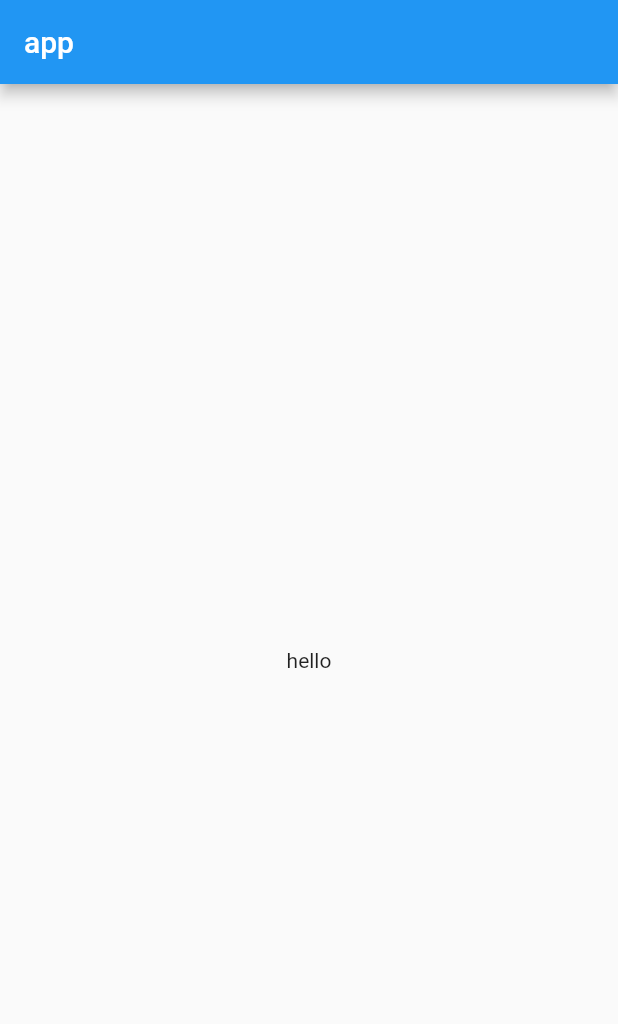
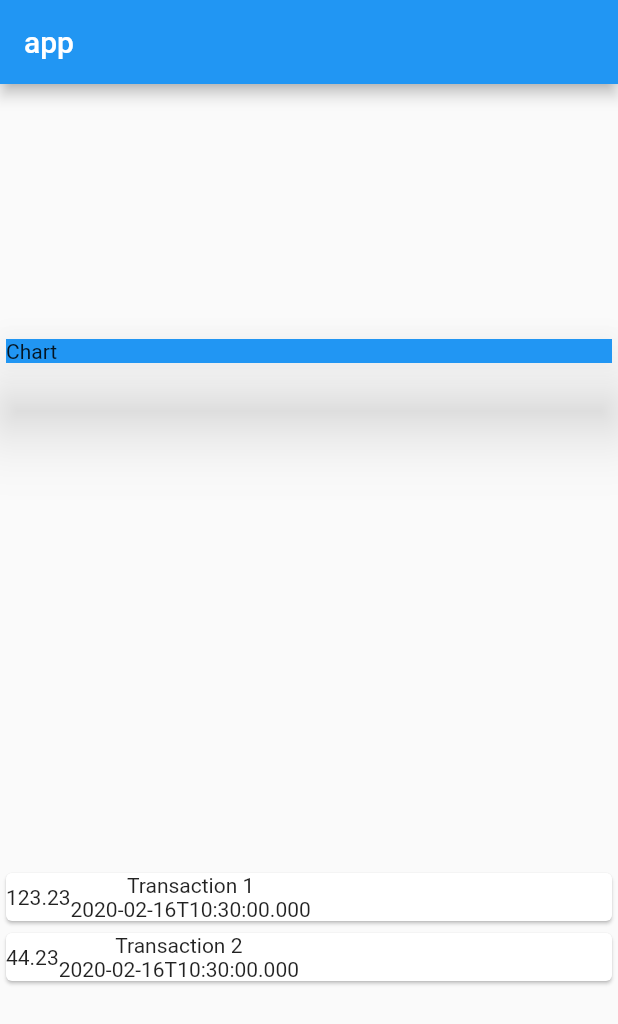
Before and after one commit to amovsisyan/flutter-expense-app, a Flutter app: the screen it shows after launch, on a phone screen of 412 x 824 dp. Shown: the top 1024 px of the screen. Run offline on Flutter 3.47's test engine with Material 2 defaults, Android fonts, the phone set to English and light mode, and no system bars.

Commit message:
transaction list

```diff
--- a/lib/main.dart
+++ b/lib/main.dart
@@ -1,4 +1,5 @@
 import 'package:flutter/material.dart';
+import './transaction.dart';
 
 void main() => runApp(MyApp());
 
@@ -12,14 +13,55 @@ class MyApp extends StatelessWidget {
 }
 
 class MyHomePage extends StatelessWidget {
+  final List<Transaction> transactions = [
+    Transaction(
+        id: '123',
+        title: 'Transaction 1',
+        amount: 123.23,
+        createdAt: DateTime.now()),
+    Transaction(
+        id: '124',
+        title: 'Transaction 2',
+        amount: 44.23,
+        createdAt: DateTime.now())
+  ];
+
   @override
   Widget build(BuildContext context) {
     return Scaffold(
       appBar: AppBar(
         title: Text('app'),
       ),
-      body: Center(
-        child: Text('hello'),
+      body: Column(
+        mainAxisAlignment: MainAxisAlignment.spaceAround,
+        crossAxisAlignment: CrossAxisAlignment.stretch,
+        children: <Widget>[
+          Card(
+            child: Container(
+              child: Text('Chart'),
+              width: double.infinity,
+              color: Colors.blue,
+            ),
+            elevation: 20,
+          ),
+          Column(
+            children: transactions.map((tx) {
+              return Card(child: Row(
+                children: <Widget>[
+                  Container(
+                    child: Text(tx.amount.toString()),
+                  ),
+                  Column(
+                    children: <Widget>[
+                      Text(tx.title),
+                      Text(tx.createdAt.toIso8601String()),
+                    ],
+                  )
+                ],
+              ));
+            }).toList(),
+          )
+        ],
       ),
     );
   }
--- /dev/null
+++ b/lib/transaction.dart
@@ -0,0 +1,14 @@
+import 'package:flutter/cupertino.dart';
+
+class Transaction {
+  final String id;
+  final String title;
+  final double amount;
+  final DateTime createdAt;
+
+  Transaction(
+      {@required this.id,
+      @required this.title,
+      @required this.amount,
+      @required this.createdAt}) {}
+}
```
